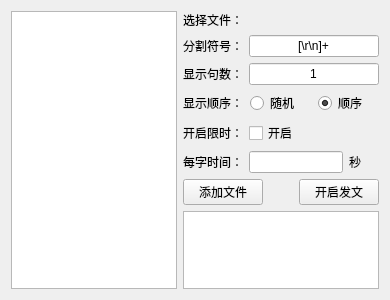
The window that wfiltercentence.ui (zhenyangze/wubigendaqi) describes before a commit, drawn with Qt 5.
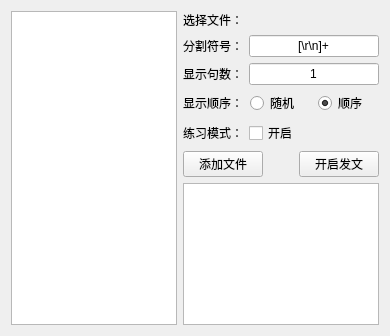
The same window after the commit.

Commit message: 添加图表记录,练习模式

The edit to the form file:
```diff
--- a/wfiltercentence.ui
+++ b/wfiltercentence.ui
@@ -7,7 +7,7 @@
     <x>0</x>
     <y>0</y>
     <width>390</width>
-    <height>300</height>
+    <height>336</height>
    </rect>
   </property>
   <property name="windowTitle">
@@ -122,7 +122,7 @@
      <item>
       <widget class="QLabel" name="label_14">
        <property name="text">
-        <string>开启限时：</string>
+        <string>练习模式：</string>
        </property>
       </widget>
      </item>
@@ -142,44 +142,7 @@
     </layout>
    </item>
    <item row="5" column="1">
-    <layout class="QHBoxLayout" name="horizontalLayout_11">
-     <item>
-      <widget class="QLabel" name="label_10">
-       <property name="text">
-        <string>每字时间：</string>
-       </property>
-      </widget>
-     </item>
-     <item>
-      <widget class="QLineEdit" name="lineEdit_time">
-       <property name="maxLength">
-        <number>4</number>
-       </property>
-       <property name="alignment">
-        <set>Qt::AlignCenter</set>
-       </property>
-      </widget>
-     </item>
-     <item>
-      <widget class="QLabel" name="label_11">
-       <property name="minimumSize">
-        <size>
-         <width>30</width>
-         <height>0</height>
-        </size>
-       </property>
-       <property name="maximumSize">
-        <size>
-         <width>20</width>
-         <height>16777215</height>
-        </size>
-       </property>
-       <property name="text">
-        <string>秒</string>
-       </property>
-      </widget>
-     </item>
-    </layout>
+    <layout class="QHBoxLayout" name="horizontalLayout_11"/>
    </item>
    <item row="6" column="1">
     <layout class="QHBoxLayout" name="horizontalLayout_15">
```
The commit also changes 38 other files.
